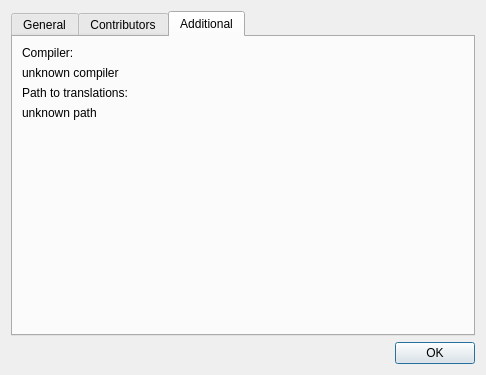
DarkHobbit/homewallet, file app/aboutdialog.ui: the form before one commit.
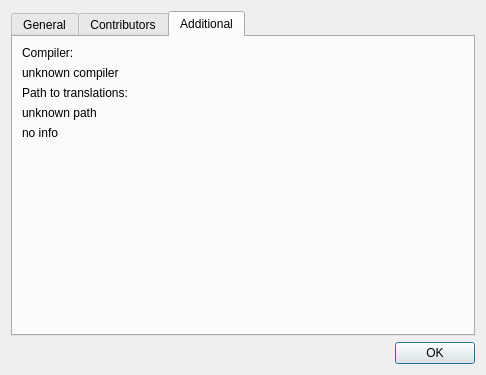
The form after the commit. The open tabs and pages were chosen to show the change. Icons and pictures are not drawn.

Commit message: Database driver info added to about window

```diff
--- a/app/aboutdialog.ui
+++ b/app/aboutdialog.ui
@@ -170,6 +170,13 @@
          </property>
         </widget>
        </item>
+       <item>
+        <widget class="QLabel" name="lbDbInfo">
+         <property name="text">
+          <string>no info</string>
+         </property>
+        </widget>
+       </item>
        <item>
         <spacer name="spacerAdditional">
          <property name="orientation">
```
Left out of the diff: 7 changed lines with no effect on the pictures. The commit also changes 6 other files.
